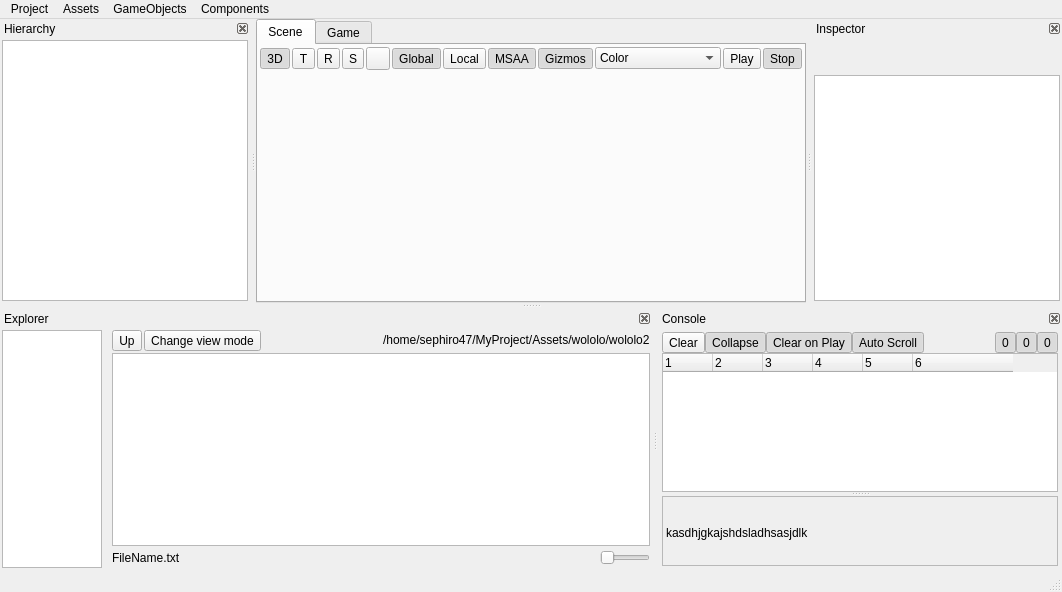
First picture: the form in EngineAssets/EditorWindow.ui, repository Bang3DEngine/OldBang, before the edit.
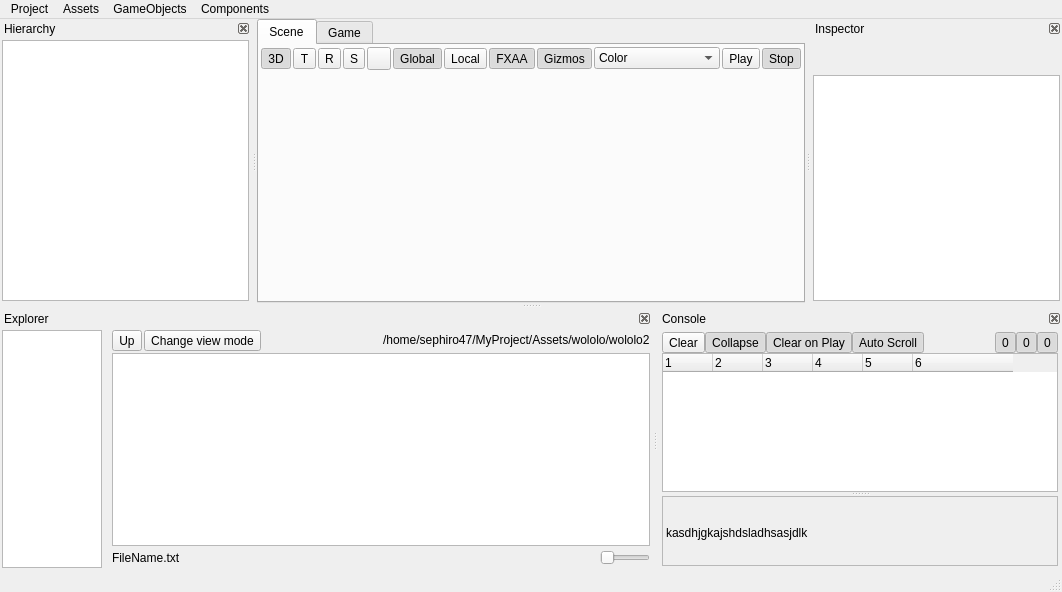
Second picture: the form after the edit. Icons and pictures are not drawn. Custom widgets are drawn as their Qt base class.

Diff of the .ui file:
```diff
--- a/EngineAssets/EditorWindow.ui
+++ b/EngineAssets/EditorWindow.ui
@@ -240,7 +240,7 @@
              <item>
               <widget class="QToolButton" name="buttonMSAA">
                <property name="text">
-                <string>MSAA</string>
+                <string>FXAA</string>
                </property>
                <property name="checkable">
                 <bool>true</bool>
```
Left out of the diff: 2 changed lines with no effect on the pictures.
